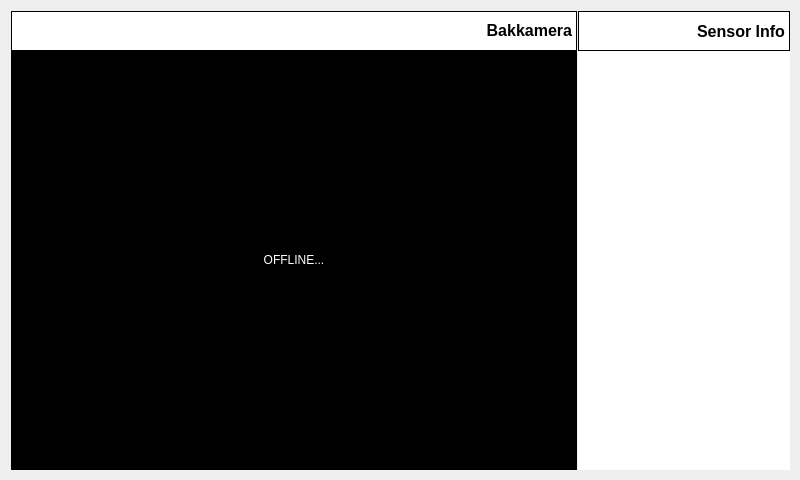
mat0pad/smartPark, file mainwindow.ui: the form before one commit.
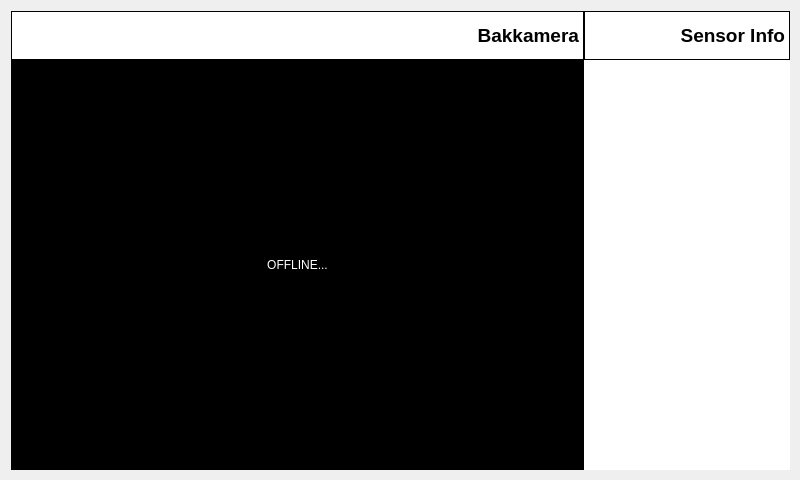
The form after the commit. Icons and pictures are not drawn.

The edit to the form file:
```diff
--- a/mainwindow.ui
+++ b/mainwindow.ui
@@ -25,7 +25,7 @@
     </property>
     <layout class="QHBoxLayout" name="horizontalLayout">
      <property name="spacing">
-      <number>1</number>
+      <number>0</number>
      </property>
      <property name="sizeConstraint">
       <enum>QLayout::SetDefaultConstraint</enum>
@@ -51,8 +51,8 @@
          </property>
          <property name="maximumSize">
           <size>
-           <width>582</width>
-           <height>40</height>
+           <width>600</width>
+           <height>49</height>
           </size>
          </property>
          <property name="font">
@@ -72,7 +72,7 @@
           <enum>QFrame::Box</enum>
          </property>
          <property name="text">
-          <string>&lt;html&gt;&lt;head/&gt;&lt;body&gt;&lt;p&gt;Bakkamera&lt;/p&gt;&lt;/body&gt;&lt;/html&gt;</string>
+          <string>&lt;html&gt;&lt;head/&gt;&lt;body&gt;&lt;p align=&quot;right&quot;&gt;&lt;span style=&quot; font-size:14pt;&quot;&gt;Bakkamera&lt;/span&gt;&lt;/p&gt;&lt;/body&gt;&lt;/html&gt;</string>
          </property>
          <property name="alignment">
           <set>Qt::AlignRight|Qt::AlignTrailing|Qt::AlignVCenter</set>
@@ -83,7 +83,7 @@
         <widget class="QLabel" name="label_2">
          <property name="maximumSize">
           <size>
-           <width>582</width>
+           <width>600</width>
            <height>16777215</height>
           </size>
          </property>
@@ -116,14 +116,14 @@
          </property>
          <property name="minimumSize">
           <size>
-           <width>212</width>
+           <width>206</width>
            <height>0</height>
           </size>
          </property>
          <property name="maximumSize">
           <size>
            <width>400</width>
-           <height>40</height>
+           <height>49</height>
           </size>
          </property>
          <property name="font">
@@ -149,7 +149,7 @@
           <enum>QFrame::Box</enum>
          </property>
          <property name="text">
-          <string>Sensor Info</string>
+          <string>&lt;html&gt;&lt;head/&gt;&lt;body&gt;&lt;p align=&quot;right&quot;&gt;&lt;span style=&quot; font-size:14pt;&quot;&gt;Sensor Info&lt;/span&gt;&lt;/p&gt;&lt;/body&gt;&lt;/html&gt;</string>
          </property>
          <property name="alignment">
           <set>Qt::AlignRight|Qt::AlignTrailing|Qt::AlignVCenter</set>
```
